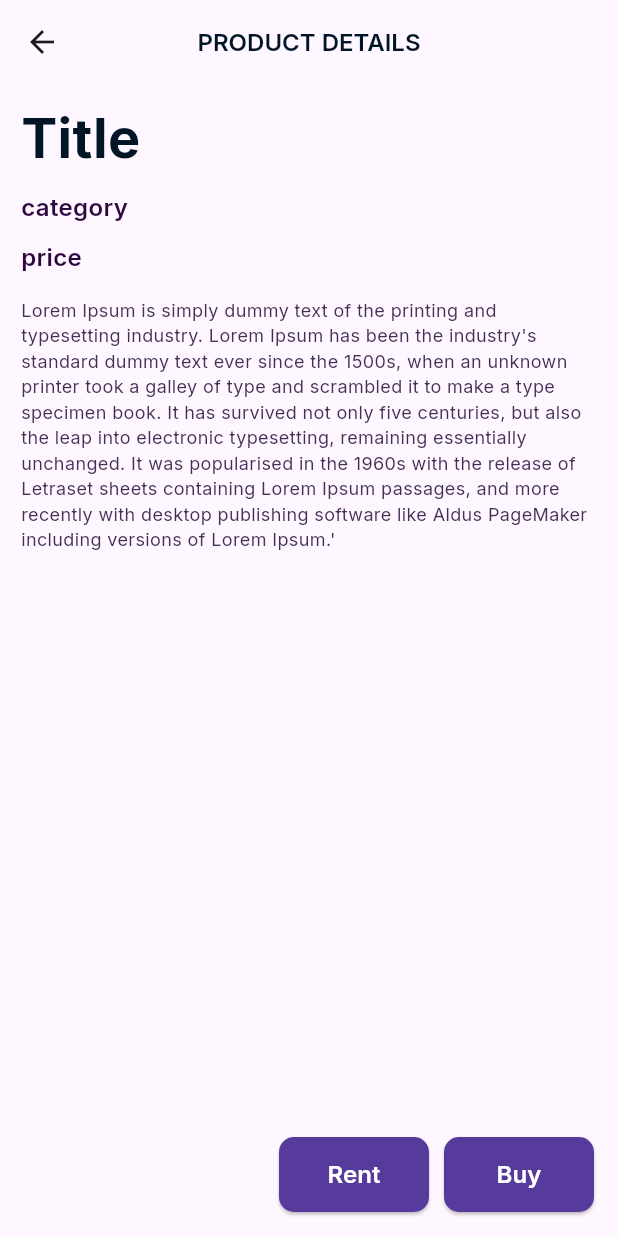
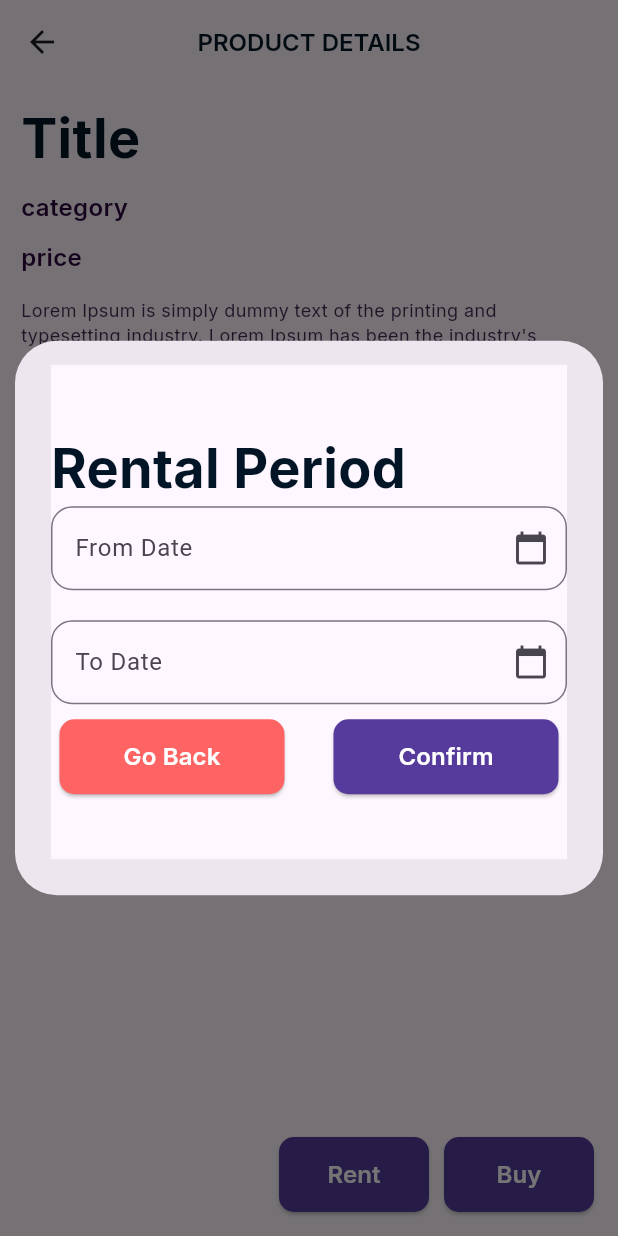
Before and after one commit to Rahat7288/tee_bay_app, a Flutter app: the ProductDetailsScreen screen opened directly, after a tap on "Rent", on a phone screen of 412 x 824 dp. Run offline on Flutter 3.47's test engine with Material 3 defaults, Android fonts, the phone set to English and light mode, and no system bars; our stand-ins replace cached_network_image, calendar_date_picker2, dio, equatable, flutter_bloc, get_storage and 4 more; accounts and stored records are empty.

Commit message:
rental pop up added to the product details screen

```diff
--- a/lib/features/product_details/presentation/views/product_details_screen.dart
+++ b/lib/features/product_details/presentation/views/product_details_screen.dart
@@ -1,7 +1,9 @@
 import 'package:flutter/material.dart';
+import 'package:tee_bay_app/features/product_details/presentation/views/widgets/custom_date_picker.dart';
 
 import '../../../../core/app_theme/app_colors.dart';
 import '../../../../core/text_style/text_style.dart';
+import '../../../../resources/alert_dialogs/alert_dialogs.dart';
 import '../../../../resources/reusable_widgets/buttons/wide_button.dart';
 
 class ProductDetailsScreen extends StatelessWidget {
@@ -72,7 +74,12 @@ class ProductDetailsScreen extends StatelessWidget {
         children: [
           wideButton(
             width: 100.0,
-            press: () {},
+            press: () => showDialog(
+              context: context,
+              builder: (BuildContext context) => const AlertDialogs(
+                child: CustomDatePicker(),
+              ),
+            ),
             buttonName: 'Rent',
             backgroundColor: AppColor.primaryButtonColor,
             forgroundColor: AppColor.buttonTextColor,
@@ -82,7 +89,12 @@ class ProductDetailsScreen extends StatelessWidget {
           ),
           wideButton(
             width: 100.0,
-            press: () {},
+            press: () => showDialog(
+              context: context,
+              builder: (BuildContext context) => const AlertDialogs(
+                child: CustomDatePicker(),
+              ),
+            ),
             buttonName: 'Buy',
             backgroundColor: AppColor.primaryButtonColor,
             forgroundColor: AppColor.buttonTextColor,
--- /dev/null
+++ b/lib/features/product_details/presentation/views/widgets/custom_date_picker.dart
@@ -0,0 +1,147 @@
+import 'package:calendar_date_picker2/calendar_date_picker2.dart';
+import 'package:flutter/material.dart';
+import 'package:tee_bay_app/core/app_theme/app_colors.dart';
+import 'package:tee_bay_app/core/text_style/text_style.dart';
+
+import '../../../../../resources/reusable_widgets/buttons/wide_button.dart';
+
+class CustomDatePicker extends StatefulWidget {
+  const CustomDatePicker({Key? key}) : super(key: key);
+
+  @override
+  State<CustomDatePicker> createState() => _CustomDatePickerState();
+}
+
+class _CustomDatePickerState extends State<CustomDatePicker> {
+  DateTime? selectedDate;
+  DateTime? fromDate;
+  DateTime? toDate;
+
+  // Function to show the date picker
+  Future<void> _selectDate(BuildContext context, bool isFromDate) async {
+    final selectedDates = await showCalendarDatePicker2Dialog(
+      context: context,
+      config: CalendarDatePicker2WithActionButtonsConfig(
+        calendarType: CalendarDatePicker2Type.single,
+        selectedDayTextStyle: const TextStyle(
+          fontWeight: FontWeight.bold,
+          color: Colors.white,
+        ),
+        selectedDayHighlightColor: Colors.blue,
+      ),
+      dialogSize: const Size(325, 400),
+      value: isFromDate && fromDate != null
+          ? [fromDate!]
+          : (!isFromDate && toDate != null ? [toDate!] : []),
+      borderRadius: BorderRadius.circular(15),
+    );
+
+    if (selectedDates != null && selectedDates.isNotEmpty) {
+      setState(() {
+        if (isFromDate) {
+          fromDate = selectedDates.first;
+        } else {
+          toDate = selectedDates.first;
+        }
+      });
+    }
+  }
+
+  @override
+  Widget build(BuildContext context) {
+    return Scaffold(
+      body: Center(
+        child: Column(
+          crossAxisAlignment: CrossAxisAlignment.start,
+          mainAxisAlignment: MainAxisAlignment.center,
+          children: [
+            // Display selected date
+
+            Column(
+              crossAxisAlignment: CrossAxisAlignment.start,
+              children: [
+                Text(
+                  "Rental Period",
+                  style: TStyle.title(color: AppColor.titleTextColor),
+                ),
+                // From Date Field
+                GestureDetector(
+                  onTap: () => _selectDate(context, true),
+                  child: AbsorbPointer(
+                    child: TextFormField(
+                      decoration: InputDecoration(
+                        labelText: 'From Date',
+                        hintText: 'Select a start date',
+                        suffixIcon: const Icon(Icons.calendar_today),
+                        border: OutlineInputBorder(
+                          borderRadius: BorderRadius.circular(14),
+                        ),
+                      ),
+                      controller: TextEditingController(
+                        text: fromDate == null
+                            ? ''
+                            : '${fromDate!.year}-${fromDate!.month.toString().padLeft(2, '0')}-${fromDate!.day.toString().padLeft(2, '0')}',
+                      ),
+                    ),
+                  ),
+                ),
+                const SizedBox(height: 20),
+                // To Date Field
+                GestureDetector(
+                  onTap: () => _selectDate(context, false),
+                  child: AbsorbPointer(
+                    child: TextFormField(
+                      decoration: InputDecoration(
+                        labelText: 'To Date',
+                        hintText: 'Select an end date',
+                        suffixIcon: const Icon(Icons.calendar_today),
+                        border: OutlineInputBorder(
+                          borderRadius: BorderRadius.circular(14),
+                        ),
+                      ),
+                      controller: TextEditingController(
+                        text: toDate == null
+                            ? ''
+                            : '${toDate!.year}-${toDate!.month.toString().padLeft(2, '0')}-${toDate!.day.toString().padLeft(2, '0')}',
+                      ),
+                    ),
+                  ),
+                ),
+                const SizedBox(
+                  height: 10,
+                ),
+
+                SizedBox(
+                  width: MediaQuery.of(context).size.width,
+                  child: Row(
+                    mainAxisAlignment: MainAxisAlignment.spaceAround,
+                    children: [
+                      wideButton(
+                        width: 150.0,
+                        press: () {},
+                        buttonName: 'Go Back',
+                        backgroundColor: AppColor.redButtonColor,
+                        forgroundColor: AppColor.buttonTextColor,
+                      ),
+                      const SizedBox(
+                        width: 10,
+                      ),
+                      wideButton(
+                        width: 150.0,
+                        press: () {},
+                        buttonName: 'Confirm',
+                        backgroundColor: AppColor.primaryButtonColor,
+                        forgroundColor: AppColor.buttonTextColor,
+                      ),
+                    ],
+                  ),
+                ),
+                // Date picker button
+              ],
+            ),
+          ],
+        ),
+      ),
+    );
+  }
+}
--- a/lib/resources/alert_dialogs/alert_dialogs.dart
+++ b/lib/resources/alert_dialogs/alert_dialogs.dart
@@ -15,7 +15,7 @@ class AlertDialogs extends StatelessWidget {
     return AlertDialog(
       insetPadding: const EdgeInsets.all(10),
       content: SizedBox(
-        height: mHeight * .2,
+        height: mHeight * .4,
         width: mWidth,
         child: child,
       ),
--- a/pubspec.yaml
+++ b/pubspec.yaml
@@ -52,6 +52,7 @@ dependencies:
   http: ^1.2.2
   mocktail: ^1.0.4
   buttons_tabbar: ^1.3.14
+  calendar_date_picker2: ^1.1.7
 
 dev_dependencies:
   flutter_test:
```
Also changed, not shown: pubspec.lock.
